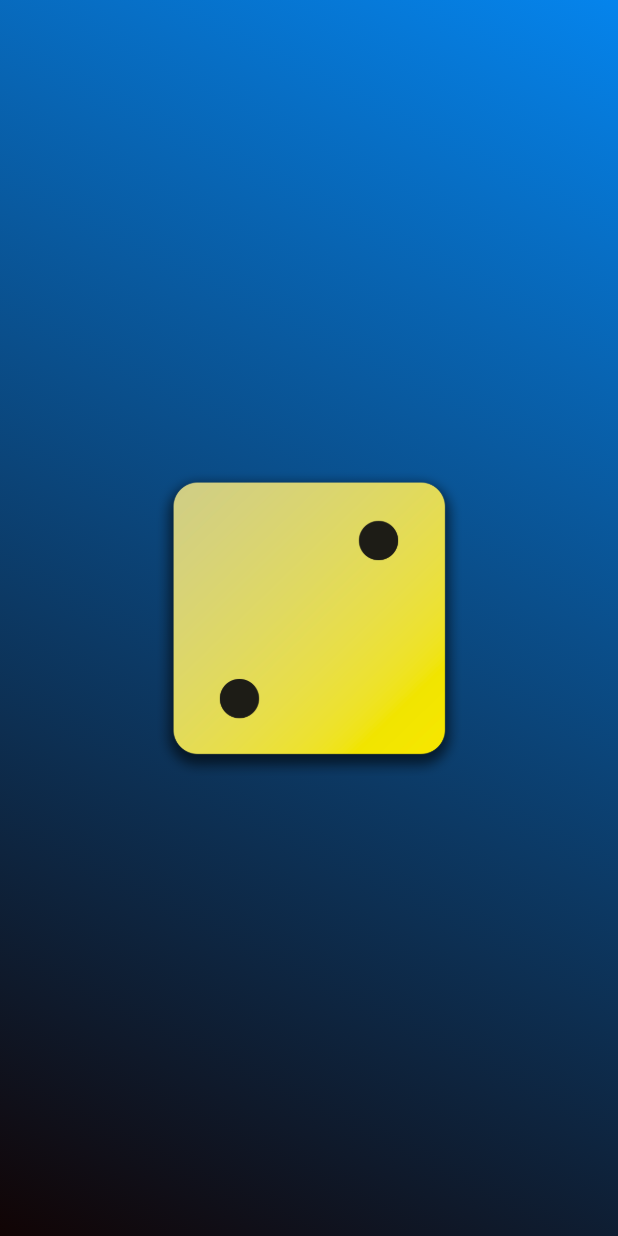
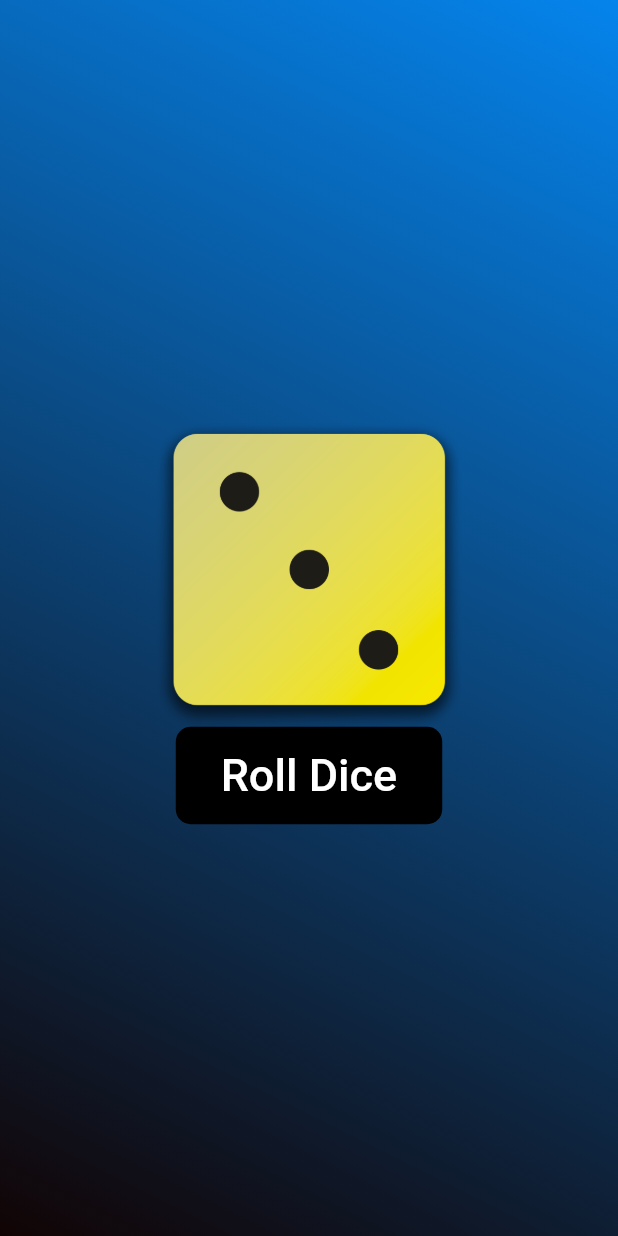
Before and after one commit to andreyscott/flutter, a Flutter app: the screen it shows after launch, on a phone screen of 412 x 824 dp. Run offline on Flutter 3.47's test engine with Material 2 defaults, Android fonts, the phone set to English and light mode, and no system bars.

Commit message:
created a dice num

```diff
--- /dev/null
+++ b/flutterone/lib/dice_roller.dart
@@ -0,0 +1,48 @@
+import 'dart:math';
+
+import 'package:flutter/material.dart';
+
+class DiceRoller extends StatefulWidget {
+  const DiceRoller({super.key});
+
+  @override
+  State<DiceRoller> createState() {
+    return _DiceRollerState();
+  }
+}
+
+class _DiceRollerState extends State<DiceRoller> {
+  // var activeDiceImage = 'assets/images/dice-4.png';
+  var currentDiceRoll = 3;
+
+  void rollDice() {
+    setState(() {
+      currentDiceRoll = Random().nextInt(6) + 1;
+    });
+  }
+
+  @override
+  Widget build(context) {
+    return Column(
+      mainAxisAlignment: MainAxisAlignment.center,
+      children: [
+        Image.asset('assets/images/dice-$currentDiceRoll.png', width: 210),
+        TextButton(
+          onPressed: rollDice,
+          style: TextButton.styleFrom(
+            backgroundColor: Colors.black,
+            padding: const EdgeInsets.symmetric(horizontal: 30, vertical: 15),
+            shape: const RoundedRectangleBorder(
+              borderRadius: BorderRadius.all(Radius.circular(10)),
+            ),
+          ),
+          child: const Text('Roll Dice',
+              style: TextStyle(
+                  fontSize: 30,
+                  color: Colors.white,
+                  fontWeight: FontWeight.w500)),
+        ),
+      ],
+    );
+  }
+}
--- a/flutterone/lib/gradient_container.dart
+++ b/flutterone/lib/gradient_container.dart
@@ -1,4 +1,5 @@
 import 'package:flutter/material.dart';
+import 'package:flutterone/dice_roller.dart';
 
 const startAlignment = Alignment.topRight;
 const endAlignment = Alignment.bottomLeft;
@@ -19,7 +20,6 @@ class GradientContainer extends StatelessWidget {
             end: endAlignment,
           ),
         ),
-      child: Center(child: Image.asset('assets/images/dice-2.png', width: 210)),
-    );
+        child: const Center(child: DiceRoller()));
   }
 }
```
Lines whose indentation alone changed are shown as unchanged.
